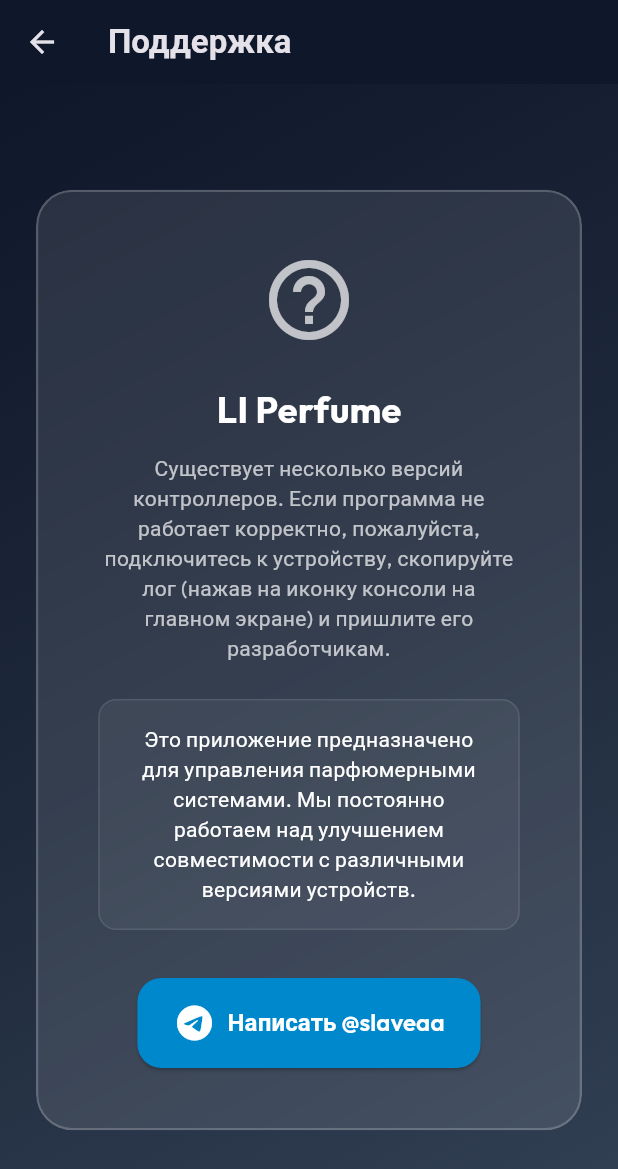
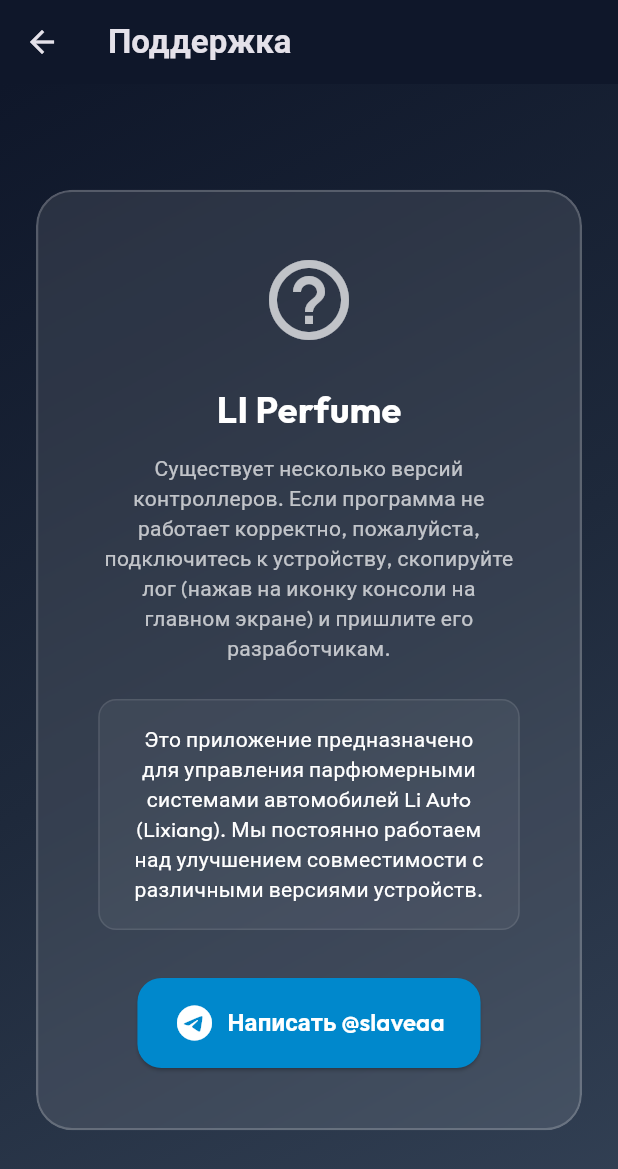
Before and after one commit to seoeaa/perfume_control_flutter, a Flutter app: the SupportScreen screen opened directly, on a phone screen of 412 x 824 dp. Shown: the top 1169 px of the screen. Run offline on Flutter 3.47's test engine with Material 3 defaults, Android fonts, the phone set to English and light mode, and no system bars; our stand-ins replace flutter_blue_plus, google_fonts, permission_handler.

Commit message:
Updated descriptions for Li Auto / Lixiang branding

```diff
--- a/lib/ui/support_screen.dart
+++ b/lib/ui/support_screen.dart
@@ -78,7 +78,7 @@
                         border: Border.all(color: Colors.white10),
                       ),
                       child: Text(
-                        'Это приложение предназначено для управления парфюмерными системами. Мы постоянно работаем над улучшением совместимости с различными версиями устройств.',
+                        'Это приложение предназначено для управления парфюмерными системами автомобилей Li Auto (Lixiang). Мы постоянно работаем над улучшением совместимости с различными версиями устройств.',
                         textAlign: TextAlign.center,
                         style: GoogleFonts.outfit(
                           fontSize: 14,
```
Also changed, not shown: 1 other file.
